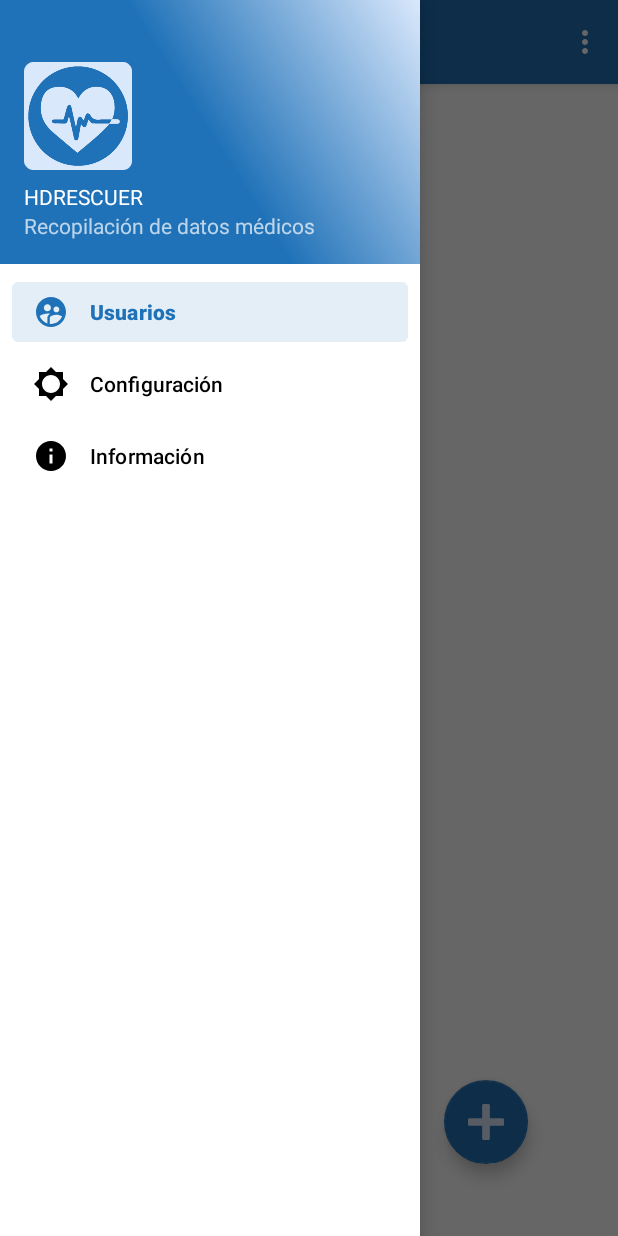
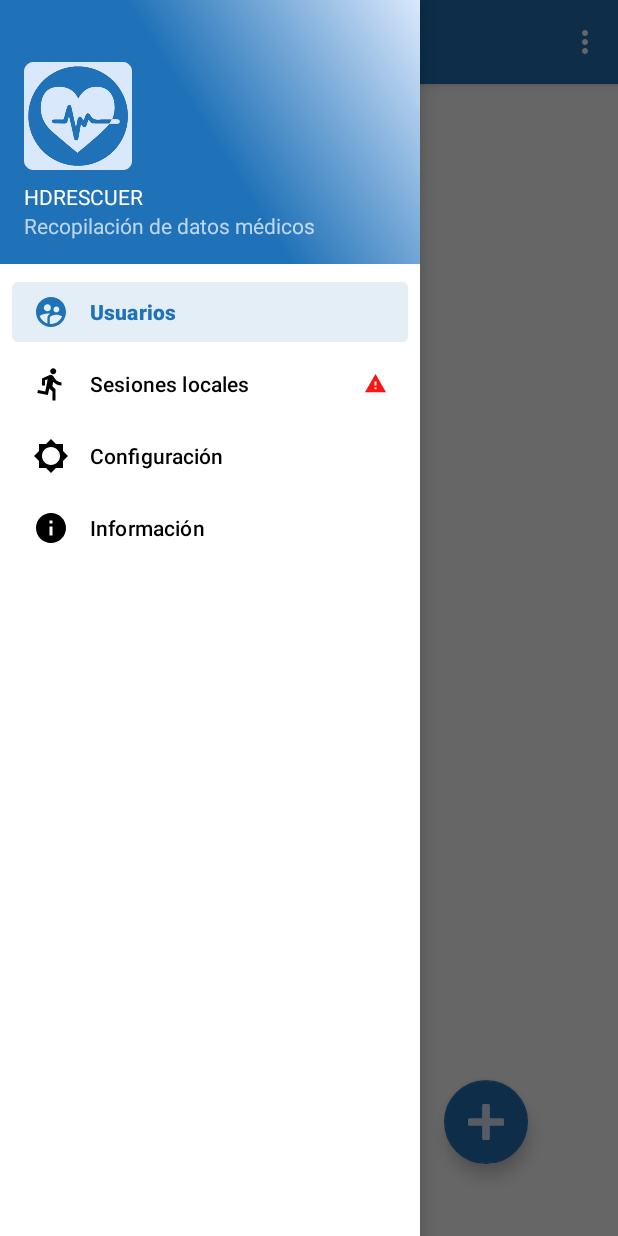
Before and after one commit to DomingoLopez/HDRescuer, an Android app: the HomeActivity screen opened directly, with no data from a screen before it, with the side drawer open, on a phone screen of 412 x 824 dp. Run offline under Robolectric (Android 15) with nearby library versions, the phone set to English and light mode, and no system bars; our stand-ins replace Room's generated code, navigation-ui; 1 statement that could not run was skipped.

Commit message:
Añadido recyclerview para las sesiones guardadas en local

```diff
--- /dev/null
+++ b/app/src/main/java/com/hdrescuer/hdrescuer/data/SessionsListRepository.java
@@ -0,0 +1,65 @@
+package com.hdrescuer.hdrescuer.data;
+
+import android.widget.Toast;
+
+import androidx.lifecycle.MutableLiveData;
+
+import com.hdrescuer.hdrescuer.common.MyApp;
+import com.hdrescuer.hdrescuer.data.dbrepositories.SessionsRepository;
+import com.hdrescuer.hdrescuer.db.entity.SessionEntity;
+import com.hdrescuer.hdrescuer.retrofit.AuthApiService;
+import com.hdrescuer.hdrescuer.retrofit.AuthConectionClient;
+import com.hdrescuer.hdrescuer.retrofit.response.User;
+import com.hdrescuer.hdrescuer.retrofit.response.UserDetails;
+
+import java.util.ArrayList;
+import java.util.List;
+
+import retrofit2.Call;
+import retrofit2.Callback;
+import retrofit2.Response;
+
+
+public class SessionsListRepository {
+
+
+    MutableLiveData<List<SessionEntity>> sessions;
+    SessionsRepository sessionsRepository;
+
+
+    SessionsListRepository(){
+
+        //Repositorio con la conexión DAO
+        this.sessionsRepository = new SessionsRepository(MyApp.getInstance());
+        sessions = getAllSessions();
+    }
+
+
+    public MutableLiveData<List<SessionEntity>> getAllSessions(){
+        if(sessions == null)
+            sessions = new MutableLiveData<>();
+
+        List<SessionEntity> sesiones_locales = new ArrayList<>();
+        sesiones_locales = this.sessionsRepository.getAllSession();
+
+        sessions.setValue(sesiones_locales);
+
+        return sessions;
+
+    }
+
+
+    public MutableLiveData<List<SessionEntity>> getSessions(){
+        return this.sessions;
+    }
+
+
+
+
+
+    public void refreshSessions(){
+        this.sessions = getAllSessions();
+    }
+
+
+}
--- /dev/null
+++ b/app/src/main/java/com/hdrescuer/hdrescuer/data/SessionsListViewModel.java
@@ -0,0 +1,46 @@
+package com.hdrescuer.hdrescuer.data;
+
+import android.app.Application;
+
+import androidx.annotation.NonNull;
+import androidx.lifecycle.AndroidViewModel;
+import androidx.lifecycle.MutableLiveData;
+
+import com.hdrescuer.hdrescuer.db.entity.SessionEntity;
+import com.hdrescuer.hdrescuer.retrofit.response.User;
+import com.hdrescuer.hdrescuer.retrofit.response.UserDetails;
+
+import java.util.List;
+
+/**
+ * ViewModel de la lista de usuarios
+ * @author Domingo Lopez
+ */
+public class SessionsListViewModel extends AndroidViewModel {
+
+    private SessionsListRepository sessionsListRepository;
+
+    /**
+     * Constructor
+     * @author Domingo Lopez
+     * @param application
+     */
+    public SessionsListViewModel(@NonNull Application application) {
+        super(application);
+        this.sessionsListRepository = new SessionsListRepository();
+    }
+
+
+
+    public MutableLiveData<List<SessionEntity>> getSessions(){
+        return this.sessionsListRepository.getSessions();
+    }
+
+
+
+    public void refreshSessions(){
+        this.sessionsListRepository.refreshSessions();
+    }
+
+
+}
--- a/app/src/main/java/com/hdrescuer/hdrescuer/ui/HomeActivity.java
+++ b/app/src/main/java/com/hdrescuer/hdrescuer/ui/HomeActivity.java
@@ -1,16 +1,17 @@
 package com.hdrescuer.hdrescuer.ui;
 
 import android.os.Bundle;
-import android.view.View;
+import android.view.Gravity;
 import android.view.Menu;
+import android.widget.FrameLayout;
+import android.widget.ImageView;
 
-import com.google.android.material.floatingactionbutton.FloatingActionButton;
-import com.google.android.material.snackbar.Snackbar;
 import com.google.android.material.navigation.NavigationView;
 import com.hdrescuer.hdrescuer.R;
+import com.hdrescuer.hdrescuer.data.SessionsListViewModel;
 import com.hdrescuer.hdrescuer.data.UserListViewModel;
-import com.hdrescuer.hdrescuer.ui.ui.users.UserListFragment;
 
+import androidx.core.view.MenuItemCompat;
 import androidx.navigation.NavController;
 import androidx.navigation.Navigation;
 import androidx.navigation.ui.AppBarConfiguration;
@@ -26,8 +27,11 @@ import androidx.appcompat.widget.Toolbar;
 public class HomeActivity extends AppCompatActivity {
 
     UserListViewModel userListViewModel;
+    SessionsListViewModel sessionsListViewModel;
 
     private AppBarConfiguration mAppBarConfiguration;
+
+    private ImageView sessions_not_registered;
 
     /**
      * Inicia la actividad HomeActivity, cargando los fragmentos necesarios al inicio y el userListViewModel
@@ -46,15 +50,24 @@ public class HomeActivity extends AppCompatActivity {
         // Passing each menu ID as a set of Ids because each
         // menu should be considered as top level destinations.
         mAppBarConfiguration = new AppBarConfiguration.Builder(
-                R.id.nav_users, R.id.nav_config, R.id.nav_support)
+                R.id.nav_users, R.id.nav_sessions,R.id.nav_config, R.id.nav_support)
                 .setDrawerLayout(drawer)
                 .build();
+
+        //Añadir badge que indica que hay sesiones locales pendientes sin subir
+        this.sessions_not_registered = (ImageView) MenuItemCompat.getActionView(navigationView.getMenu().findItem(R.id.nav_sessions));
+        //En el onResume inicializa el badge
+
         NavController navController = Navigation.findNavController(this, R.id.nav_host_fragment);
         NavigationUI.setupActionBarWithNavController(this, navController, mAppBarConfiguration);
         NavigationUI.setupWithNavController(navigationView, navController);
 
         //INICIAMOS VIEWMODELS QUE USARÁN LOS DISTINTOS FRAGMENTS DEL MENÚ PRINCIPAL
+
+        //ViewModel para el fragmento de los usuarios
         this.userListViewModel = new UserListViewModel(getApplication());
+        //Viewmodel para el fragmento de las sesiones sin registrar
+        this.sessionsListViewModel = new SessionsListViewModel(getApplication());
 
     }
 
@@ -81,4 +94,24 @@ public class HomeActivity extends AppCompatActivity {
         return NavigationUI.navigateUp(navController, mAppBarConfiguration)
                 || super.onSupportNavigateUp();
     }
+
+
+    @Override
+    protected void onResume() {
+        super.onResume();
+        initializeCountBadge();
+
+    }
+
+    public void initializeCountBadge(){
+
+        FrameLayout.LayoutParams imageParams;
+        imageParams = new FrameLayout.LayoutParams(FrameLayout.LayoutParams.MATCH_PARENT,
+                FrameLayout.LayoutParams.WRAP_CONTENT);
+
+        imageParams.gravity = Gravity.CENTER_VERTICAL | Gravity.CENTER_HORIZONTAL;
+        this.sessions_not_registered.setLayoutParams(imageParams);
+
+        this.sessions_not_registered.setBackgroundResource(R.drawable.ic_baseline_warning_24);
+    }
 }
--- a/app/src/main/java/com/hdrescuer/hdrescuer/ui/MainActivity.java
+++ b/app/src/main/java/com/hdrescuer/hdrescuer/ui/MainActivity.java
@@ -90,7 +90,10 @@ public class MainActivity extends AppCompatActivity implements View.OnClickListe
         /*Intent i = new Intent(MainActivity.this, SessionResultActivity.class);
         startActivity(i);
         finish();*/
-        this.goToLogin();
+        Intent i = new Intent(MainActivity.this, HomeActivity.class);
+        startActivity(i);
+        finish();
+        //this.goToLogin();
     }
 
 
--- a/app/src/main/java/com/hdrescuer/hdrescuer/ui/ui/devicesconnection/DevicesConnectionActivity.java
+++ b/app/src/main/java/com/hdrescuer/hdrescuer/ui/ui/devicesconnection/DevicesConnectionActivity.java
@@ -673,7 +673,7 @@ public class DevicesConnectionActivity extends AppCompatActivity implements
 
             //Inicio la sesión
             sessionsRepository.insertSession(new SessionEntity(
-                    id_session_local,user_id, instant.toString(),instant.toString(),0, e4Connected, ticwatchConnected,ehealthConnected
+                    id_session_local,user_id, instant.toString(),instant.toString(),0, e4Connected, ticwatchConnected,ehealthConnected,""
             ));
 
 
@@ -684,7 +684,7 @@ public class DevicesConnectionActivity extends AppCompatActivity implements
         private void stopDBLocalSession(String timestamp_fin) {
             //Hacemos update de la sesión
             sessionsRepository.updateSession(new SessionEntity(
-                    id_session_local,user_id,instant.toString(),timestamp_fin,Constants.getTotalSecs(instant.toString(),timestamp_fin),e4Connected,ticwatchConnected,ehealthConnected
+                    id_session_local,user_id,instant.toString(),timestamp_fin,Constants.getTotalSecs(instant.toString(),timestamp_fin),e4Connected,ticwatchConnected,ehealthConnected,""
             ));
 
 
--- a/app/src/main/java/com/hdrescuer/hdrescuer/ui/ui/users/UserListFragment.java
+++ b/app/src/main/java/com/hdrescuer/hdrescuer/ui/ui/users/UserListFragment.java
@@ -22,7 +22,6 @@ import com.hdrescuer.hdrescuer.common.NewUserDialogFragment;
 import com.hdrescuer.hdrescuer.common.UserActionDialog;
 import com.hdrescuer.hdrescuer.data.UserListViewModel;
 import com.hdrescuer.hdrescuer.retrofit.response.User;
-import com.hdrescuer.hdrescuer.retrofit.response.UserDetails;
 import com.hdrescuer.hdrescuer.ui.ui.userdetails.UserDetailsActivity;
 
 import java.util.List;
--- /dev/null
+++ b/app/src/main/res/drawable/ic_baseline_directions_run_24.xml
@@ -0,0 +1,5 @@
+<vector android:autoMirrored="true" android:height="24dp"
+    android:tint="#2072B8" android:viewportHeight="24"
+    android:viewportWidth="24" android:width="24dp" xmlns:android="http://schemas.android.com/apk/res/android">
+    <path android:fillColor="@android:color/white" android:pathData="M13.49,5.48c1.1,0 2,-0.9 2,-2s-0.9,-2 -2,-2 -2,0.9 -2,2 0.9,2 2,2zM9.89,19.38l1,-4.4 2.1,2v6h2v-7.5l-2.1,-2 0.6,-3c1.3,1.5 3.3,2.5 5.5,2.5v-2c-1.9,0 -3.5,-1 -4.3,-2.4l-1,-1.6c-0.4,-0.6 -1,-1 -1.7,-1 -0.3,0 -0.5,0.1 -0.8,0.1l-5.2,2.2v4.7h2v-3.4l1.8,-0.7 -1.6,8.1 -4.9,-1 -0.4,2 7,1.4z"/>
+</vector>
--- /dev/null
+++ b/app/src/main/res/drawable/ic_baseline_warning_24.xml
@@ -0,0 +1,5 @@
+<vector android:height="15dp" android:tint="#FC1313"
+    android:viewportHeight="24" android:viewportWidth="24"
+    android:width="15dp" xmlns:android="http://schemas.android.com/apk/res/android">
+    <path android:fillColor="@android:color/white" android:pathData="M1,21h22L12,2 1,21zM13,18h-2v-2h2v2zM13,14h-2v-4h2v4z"/>
+</vector>
--- /dev/null
+++ b/app/src/main/res/drawable/rounded_corner_background.xml
@@ -0,0 +1,4 @@
+<?xml version="1.0" encoding="utf-8"?>
+<selector xmlns:android="http://schemas.android.com/apk/res/android">
+    <item android:drawable="@drawable/corner_background" />
+</selector>
--- a/app/src/main/res/menu/activity_main_drawer.xml
+++ b/app/src/main/res/menu/activity_main_drawer.xml
@@ -1,6 +1,7 @@
 <?xml version="1.0" encoding="utf-8"?>
 <menu xmlns:android="http://schemas.android.com/apk/res/android"
     xmlns:tools="http://schemas.android.com/tools"
+    xmlns:app="http://schemas.android.com/apk/res-auto"
     tools:showIn="navigation_view">
 
     <group android:checkableBehavior="single">
@@ -8,6 +9,13 @@
             android:id="@+id/nav_users"
             android:icon="@drawable/ic_baseline_supervised_user_circle_24"
             android:title="@string/menu_users" />
+
+        <item
+            android:id="@+id/nav_sessions"
+            app:actionViewClass="android.widget.ImageView"
+            android:icon="@drawable/ic_baseline_directions_run_24"
+            android:title="@string/menu_sessions" />
+
         <item
             android:id="@+id/nav_config"
             android:icon="@drawable/ic_baseline_brightness_low_24"
@@ -17,5 +25,7 @@
             android:icon="@drawable/ic_baseline_info_24"
             android:title="@string/menu_support" />
 
+
+
     </group>
 </menu>
--- a/app/src/main/res/navigation/mobile_navigation.xml
+++ b/app/src/main/res/navigation/mobile_navigation.xml
@@ -12,6 +12,12 @@
         tools:layout="@layout/fragment_user_list" />
 
     <fragment
+        android:id="@+id/nav_sessions"
+        android:name="com.hdrescuer.hdrescuer.ui.ui.localsessions.LocalSessionsFragment"
+        android:label="@string/menu_sessions"
+        tools:layout="@layout/fragment_sessions_list" />
+
+    <fragment
         android:id="@+id/nav_support"
         android:name="com.hdrescuer.hdrescuer.ui.ui.support.SupportFragment"
         android:label="@string/menu_support"
--- a/app/src/main/res/values/strings.xml
+++ b/app/src/main/res/values/strings.xml
@@ -16,6 +16,7 @@
     <string name="menu_users">Usuarios</string>
     <string name="menu_support">Información</string>
     <string name="menu_config">Configuración</string>
+    <string name="menu_sessions">Sesiones locales</string>
     <string name="label_last_monitoring">Última sesión </string>
     <string name="label_edad">Edad:</string>
     <string name="label_altura">Altura:</string>
@@ -85,6 +86,7 @@
     <string name="label_results_for_ticwatch">Resultados para TicWatch</string>
     <string name="label_results_for_empatica">Resultados para Empatica Band</string>
     <string name="label_results_for_healthboard">Resultados para Health Board</string>
+    <string name="label_sessions_not_synchronized">Aquí aparecen las sesiones guardadas en el modo \'Sin Conexión\'. Es recomendable sincronizarlas con el servidor.</string>
 
 
 </resources>
```
Also changed, not shown: app/src/main/java/com/hdrescuer/hdrescuer/db/entity/SessionEntity.java (+12 -2 lines), app/src/main/java/com/hdrescuer/hdrescuer/ui/ui/localsessions/LocalSessionsFragment.java (added, +159 -0 lines), app/src/main/java/com/hdrescuer/hdrescuer/ui/ui/localsessions/MySessionsRecyclerViewAdapter.java (added, +111 -0 lines), app/src/main/res/drawable/corner_background.xml (added, +12 -0 lines), app/src/main/res/layout/fragment_local_sessions.xml (added, +20 -0 lines), app/src/main/res/layout/fragment_session.xml (added, +37 -0 lines), app/src/main/res/layout/fragment_sessions_list.xml (added, +51 -0 lines).
